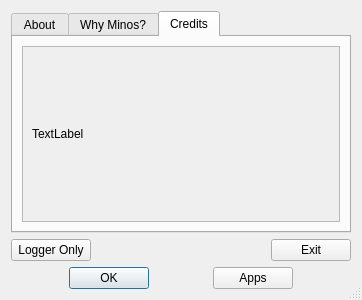
Above: mqt/MqtLogger/taboutbox.ui from Rsclub22/Minos2-Mirror before the change. Below: the same form after it.
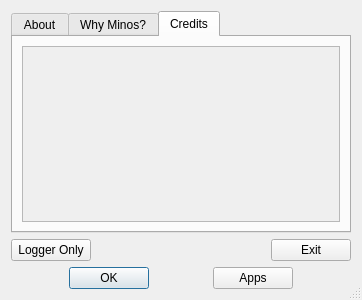
That is the form after the change. The open tabs and pages were chosen to show the change.

Patch:
```diff
--- a/mqt/MqtLogger/taboutbox.ui
+++ b/mqt/MqtLogger/taboutbox.ui
@@ -113,7 +113,7 @@
            <item>
             <widget class="QLabel" name="creditsLabel">
              <property name="text">
-              <string>TextLabel</string>
+              <string/>
              </property>
             </widget>
            </item>
```
